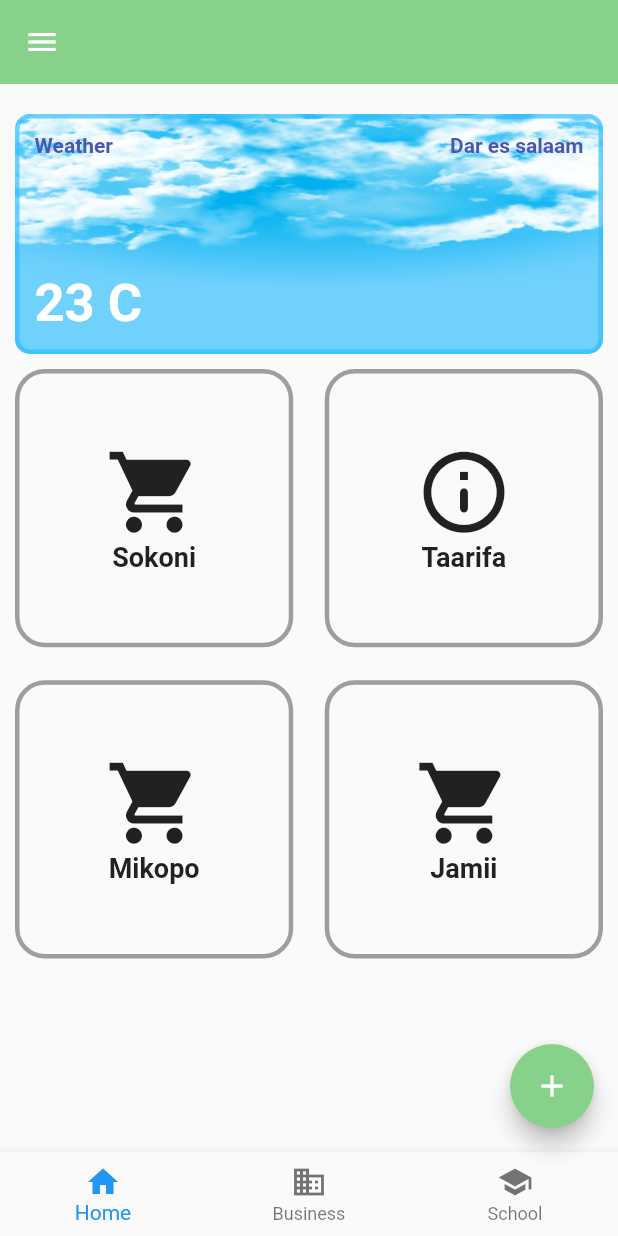
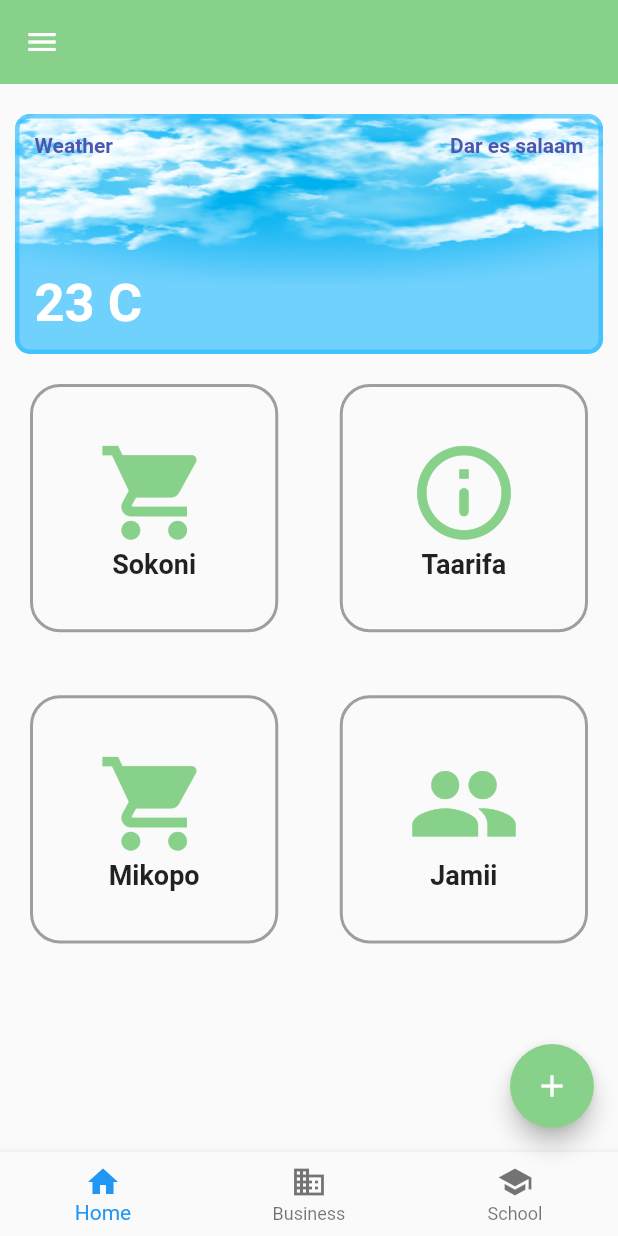
Before and after one commit to zuberypima/farmersoko, a Flutter app: the screen it shows after launch, on a phone screen of 412 x 824 dp. Run offline on Flutter 3.47's test engine with Material 2 defaults, Android fonts, the phone set to English and light mode, and no system bars.

Commit message:
update home screen

```diff
--- a/lib/screens/homepage.dart
+++ b/lib/screens/homepage.dart
@@ -90,7 +90,7 @@ class _HomePageState extends State<HomePage> {
                     iconLable: 'Mikopo',
                   ),
                   GridIconOne(
-                    iconData: Icons.shopping_cart,
+                    iconData: Icons.people,
                     iconLable: 'Jamii',
                   ),
                 ],
--- a/lib/widgets/homegridIcon.dart
+++ b/lib/widgets/homegridIcon.dart
@@ -1,18 +1,19 @@
+import 'package:farmsoko/utilities/constantscolors.dart';
 import 'package:flutter/material.dart';
 
 class GridIconOne extends StatelessWidget {
   String iconLable;
   IconData iconData;
- GridIconOne({super.key ,required this.iconLable,required this.iconData});
+  GridIconOne({super.key, required this.iconLable, required this.iconData});
 
   @override
   Widget build(BuildContext context) {
     return Padding(
-                    padding: const EdgeInsets.all(10),
+      padding: const EdgeInsets.all(20),
       child: Container(
         width: 45,
         decoration: BoxDecoration(
-                          border: Border.all(width: 3, color: Colors.grey),
+            border: Border.all(width: 2, color: Colors.grey),
             borderRadius: BorderRadius.circular(20)),
         child: Center(
           child: Column(
@@ -20,11 +21,14 @@ class GridIconOne extends StatelessWidget {
             children: [
               Icon(
                 iconData,
-                              size: 65,
+                size: 75,
+                color: ConstantsColors().mainColor(),
               ),
               Text(iconLable,
                   style: TextStyle(
-                                    fontSize: 18, fontWeight: FontWeight.w700))
+                    fontSize: 18,
+                    fontWeight: FontWeight.w700,
+                  ))
             ],
           ),
         ),
```
Lines whose indentation alone changed are shown as unchanged.
